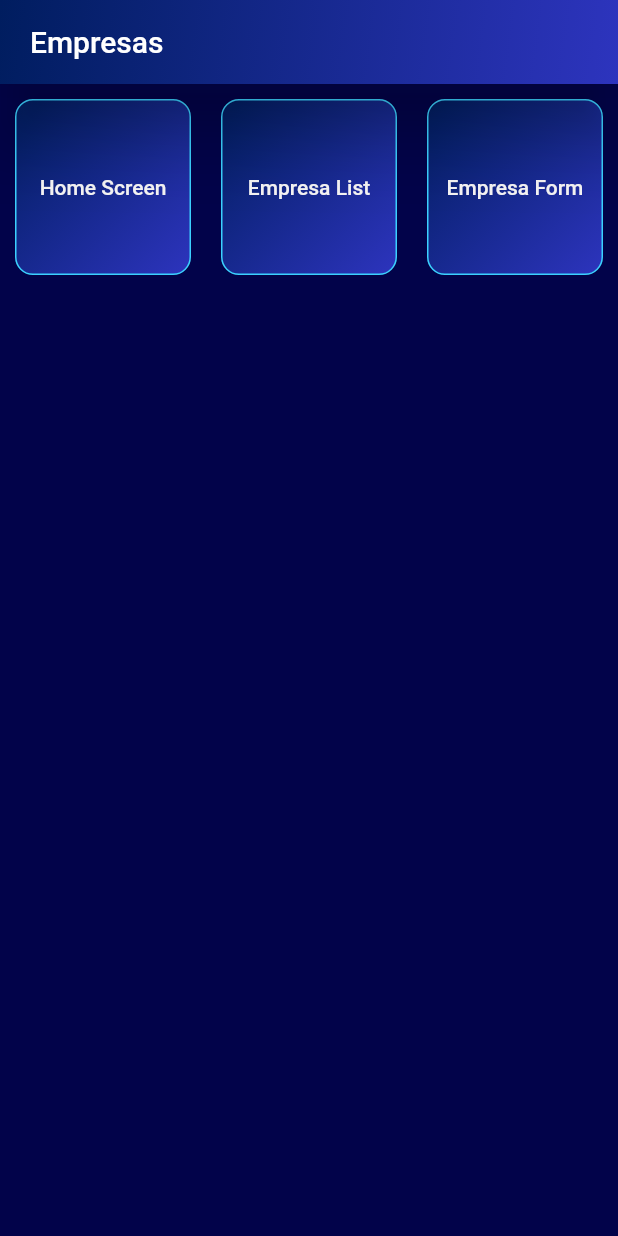
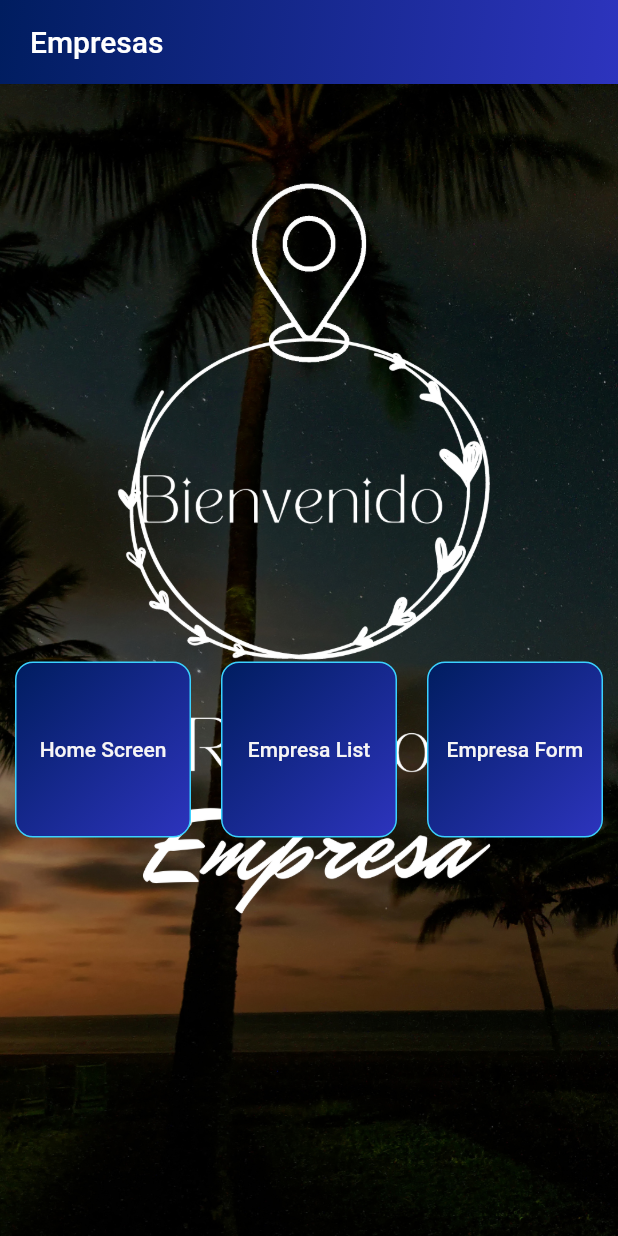
Before and after one commit to Proyecto-Integrador-yavirac/proyectoFlutterEntity, a Flutter app: the screen it shows after launch, on a phone screen of 412 x 824 dp. Run offline on Flutter 3.47's test engine with Material 2 defaults, Android fonts, the phone set to English and light mode, and no system bars; network calls fail.

Commit message:
Se agrega una imagen a home_screen

```diff
--- a/grupo_3_b/lib/screens/home_screen.dart
+++ b/grupo_3_b/lib/screens/home_screen.dart
@@ -14,14 +14,17 @@ class HomeScreen extends StatelessWidget {
         appBar: AppBar(
           title: const Text('Empresas'),
           flexibleSpace: Container(
-            decoration: const BoxDecoration(
-              gradient: AppTheme.graduado
-            ),
+            decoration: const BoxDecoration(gradient: AppTheme.graduado),
           ),
           elevation: 20,
           titleSpacing: 20,
         ),
         body: Container(
+          decoration: const BoxDecoration(
+              image: DecorationImage(
+                  image: AssetImage('assets/welcomes.png'), fit: BoxFit.fill)),
+          child: Padding(
+            padding: const EdgeInsets.only(top: 375),
             child: GridView.builder(
               gridDelegate: const SliverGridDelegateWithFixedCrossAxisCount(
                   crossAxisCount: 3),
@@ -36,14 +39,14 @@ class HomeScreen extends StatelessWidget {
                         border: Border.all(
                           color: const Color.fromARGB(255, 59, 209, 255),
                         ),
-                      gradient:const LinearGradient(
+                        gradient: const LinearGradient(
                           colors: [
                             Color.fromARGB(255, 45, 52, 190),
                             Color.fromARGB(255, 0, 29, 95)
                           ],
                           begin: Alignment.bottomRight,
                           end: Alignment.topLeft,
-            ) ,
+                        ),
                         borderRadius: BorderRadius.circular(12),
                       ),
                       child: Column(
@@ -52,8 +55,8 @@ class HomeScreen extends StatelessWidget {
                           Text(
                             menuOptions[index].name,
                             style: const TextStyle(
-                            color: Color.fromARGB(255, 246, 245, 245),fontWeight:FontWeight.w500
-                          ),
+                                color: Color.fromARGB(255, 246, 245, 245),
+                                fontWeight: FontWeight.w500),
                           ),
                         ],
                       )),
@@ -61,6 +64,7 @@ class HomeScreen extends StatelessWidget {
               },
               itemCount: menuOptions.length,
             ),
+          ),
         ));
   }
 }
```
Also changed, not shown: grupo_3_b/assets/bienvenido.png, grupo_3_b/assets/welcome.gif (added), grupo_3_b/assets/welcomes.png (added). Lines whose indentation alone changed are shown as unchanged.
